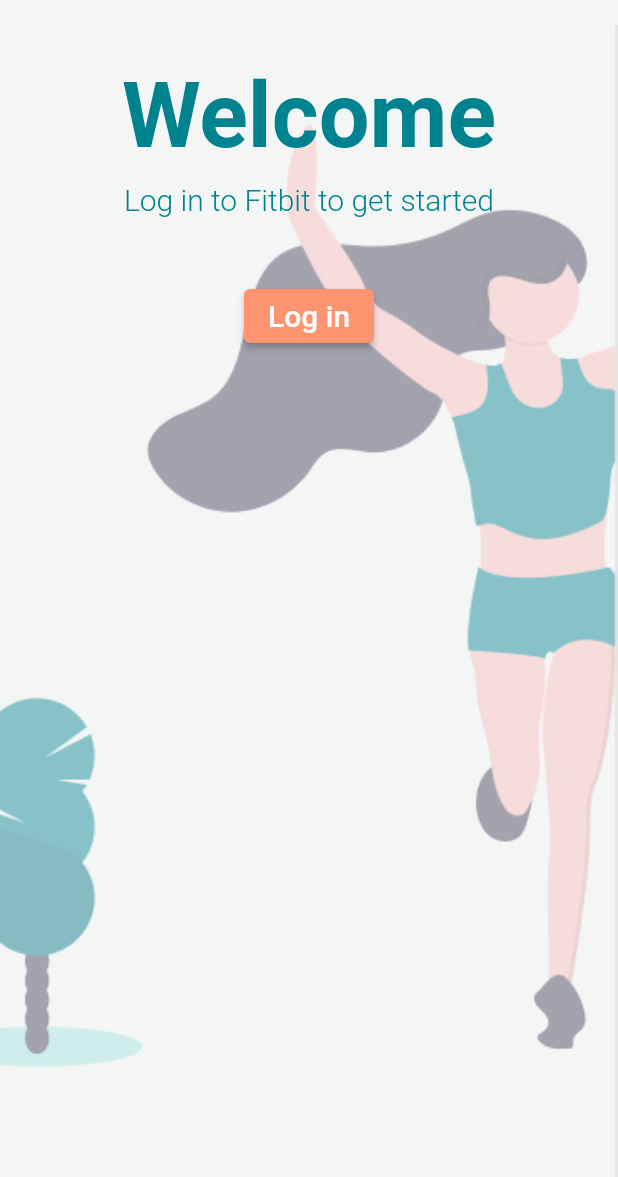
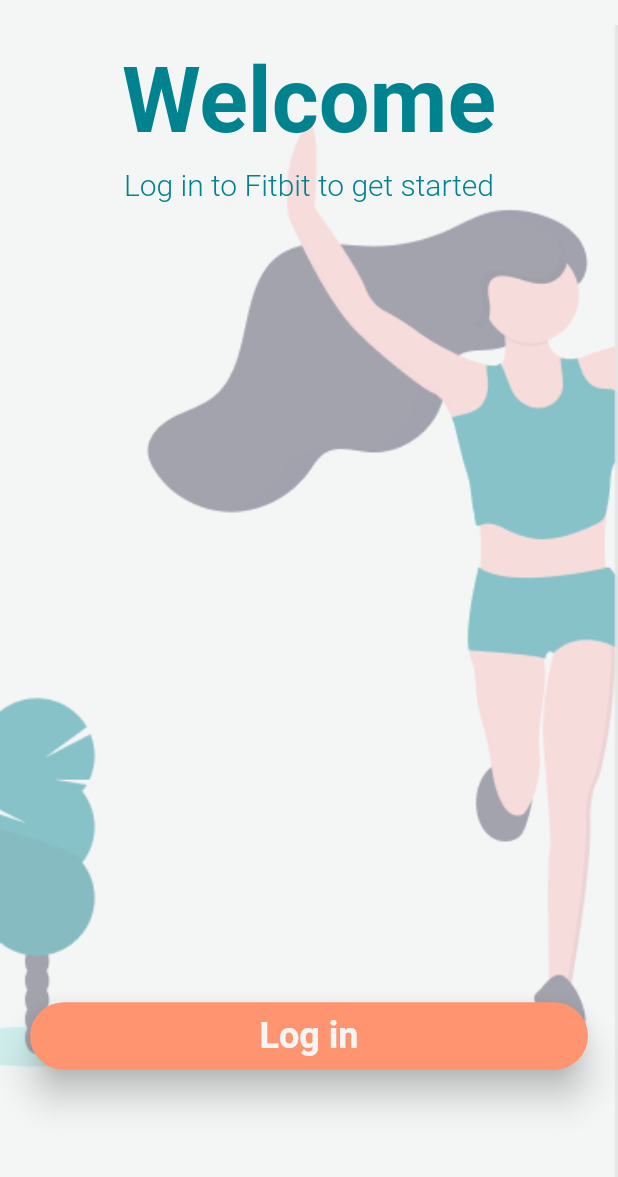
Before and after one commit to lemonfrance/fitness_mobile_app, a Flutter app: the ExercisePlan screen opened directly, in the side drawer, after a tap on "Home", on a phone screen of 412 x 824 dp, the part 59-1236 px from its top. Run offline on Flutter 3.47's test engine with Material 2 defaults, Android fonts, the phone set to English and light mode, and no system bars; our stand-ins replace cloud_firestore, firebase_auth, firebase_core, flutter_spinkit, flutter_svg, percent_indicator and 2 more; missing offline and left inert: flutter_web_auth; accounts and stored records are empty; Roboto replaces fonts that are missing (Sohne-Buch).

Commit message:
Styling home page. create exercisePlanTile.dart

```diff
--- /dev/null
+++ b/lib/components/exercisePlanTile.dart
@@ -0,0 +1,55 @@
+import 'package:flutter/material.dart';
+import 'package:flutter_svg/svg.dart';
+import 'package:wearable_intelligence/styles.dart';
+
+Widget exercisePlan(double width, int steps, int heartRate, int calories, int time) {
+  TextStyle textStyle = TextStyle(color: Colours.white, fontSize: 18, fontWeight: FontWeight.bold, height: 1);
+  return Container(
+    height: 220,
+    width: width,
+    padding: EdgeInsets.only(left: 20, right: 20),
+    decoration: BoxDecoration(
+      color: Colours.lightBlue,
+      borderRadius: BorderRadius.circular(20),
+    ),
+    child: Column(
+      mainAxisAlignment: MainAxisAlignment.spaceEvenly,
+      children: [
+        Row(children: [
+          SvgPicture.asset(
+            'assets/images/man.svg',
+          ),
+          VerticalDivider(width: 20, color: Colors.transparent),
+          Text(steps.toString() + " Steps", style: textStyle),
+        ]),
+        Row(
+          children: [
+            SvgPicture.asset(
+              'assets/images/heartBeat.svg',
+            ),
+            VerticalDivider(width: 20, color: Colors.transparent),
+            Text(heartRate.toString() + "% Max Heart Rate", style: textStyle),
+          ],
+        ),
+        Row(
+          children: [
+            SvgPicture.asset(
+              'assets/images/calories.svg',
+            ),
+            VerticalDivider(width: 20, color: Colors.transparent),
+            Text(calories.toString() + " Calories", style: textStyle),
+          ],
+        ),
+        Row(
+          children: [
+            SvgPicture.asset(
+              'assets/images/time.svg',
+            ),
+            VerticalDivider(width: 20, color: Colors.transparent),
+            Text(time.toString() + " Minutes", style: textStyle),
+          ],
+        ),
+      ],
+    ),
+  );
+}
--- a/lib/pages/homepage.dart
+++ b/lib/pages/homepage.dart
@@ -1,12 +1,14 @@
 import 'package:firebase_auth/firebase_auth.dart';
+import 'package:flutter/material.dart';
 import 'package:wearable_intelligence/Services/database.dart';
+import 'package:wearable_intelligence/Services/fitbit.dart';
 import 'package:wearable_intelligence/components/drawer_state.dart';
+import 'package:wearable_intelligence/components/exercisePlanTile.dart';
 import 'package:wearable_intelligence/components/progressCircle.dart';
-import 'package:wearable_intelligence/Services/fitbit.dart';
+import 'package:wearable_intelligence/utils/globals.dart' as global;
+
 import '../loading.dart';
 import '../styles.dart';
-import 'package:wearable_intelligence/utils/globals.dart' as global;
-import 'package:flutter/material.dart';
 
 Future getDailyStats() async {
   await FitBitService().getDailyGoals();
@@ -25,6 +27,80 @@ class MyHomePage extends StatefulWidget {
 class _MyHomePageState extends State<MyHomePage> {
   FirebaseAuth mAuth = FirebaseAuth.instance;
   bool loading = false;
+
+  Widget logInScreen() {
+    return Container(
+      width: double.infinity,
+      height: double.infinity,
+      decoration: BoxDecoration(
+        image: DecorationImage(
+          fit: BoxFit.cover,
+          image: AssetImage('assets/images/runner.png'),
+        ),
+      ),
+      child: Column(
+        crossAxisAlignment: CrossAxisAlignment.center,
+        mainAxisAlignment: MainAxisAlignment.spaceBetween,
+        children: [
+          Container(
+            child: Column(
+              children: [
+                Text('Welcome', style: TextStyle(fontSize: 60, color: Colours.darkBlue, fontWeight: FontWeight.w700)),
+                Text('Log in to Fitbit to get started', style: TextStyle(fontSize: 20, color: Colours.darkBlue, fontWeight: FontWeight.w300)),
+              ],
+            ),
+          ),
+          Padding(
+            padding: EdgeInsets.only(bottom: 70),
+            child: ElevatedButton(
+              onPressed: () async {
+                setState(() => loading = true);
+
+                await FitBitService().getCode();
+                await FitBitService().getAuthToken(global.accessToken!);
+
+                global.fitBitAccount = await FitBitService().getFitBitData(global.authToken, mAuth.currentUser!.uid);
+                global.name = await DatabaseService(uid: mAuth.currentUser!.uid).getFirstName();
+                await FitBitService().getDailyGoals();
+                await FitBitService().getHeartRates();
+
+                setState(() => {loading = false});
+              },
+              child: Text(
+                "Log in",
+                style: TextStyle(fontWeight: FontWeight.bold, color: Colours.white, fontSize: 24),
+              ),
+              style: ElevatedButton.styleFrom(
+                primary: Colours.highlight,
+                onPrimary: Colours.white,
+                minimumSize: Size(MediaQuery.of(context).size.width - 40, 45),
+                shape: StadiumBorder(),
+                elevation: 10,
+              ),
+            ),
+          ),
+        ],
+      ),
+    );
+  }
+
+  Widget homeScreen() {
+    return loading
+        ? Loading()
+        : Container(
+            width: double.infinity,
+            height: MediaQuery.of(context).size.height,
+            child: Column(
+              mainAxisAlignment: MainAxisAlignment.spaceEvenly,
+              crossAxisAlignment: CrossAxisAlignment.center,
+              children: [
+                exercisePlan(MediaQuery.of(context).size.width - 40, 1000, 75, 150, 30),
+                ProgressCircle(90.0, Colours.highlight),
+              ],
+            ),
+          );
+  }
+
   @override
   Widget build(BuildContext context) {
     return Scaffold(
@@ -46,73 +122,7 @@ class _MyHomePageState extends State<MyHomePage> {
         foregroundColor: Colours.darkBlue,
       ),
       drawer: AppDrawer('Home'),
-        body: Container(
-          width: double.infinity,
-          height: double.infinity,
-          decoration: BoxDecoration(
-            image: DecorationImage(
-              fit: BoxFit.cover,
-              image: AssetImage('assets/images/runner.png'),
-            ),
-          ),
-            child: Center(child:!(global.fitBitAccount == true)
-                ?  Column(
-                    crossAxisAlignment: CrossAxisAlignment.center,
-                    children: [
-                        Container(height: 10),
-                        Text('Welcome',
-                            style: TextStyle(
-                                fontSize: 60,
-                                color: Colours.darkBlue,
-                                fontWeight: FontWeight.w700)),
-                        Text('Log in to Fitbit to get started',
-                            style: TextStyle(
-                                fontSize: 20,
-                                color: Colours.darkBlue,
-                                fontWeight: FontWeight.w300)),
-                        Container(height: 40),
-                        ButtonTheme(
-                          minWidth: 200,
-                          height: 100,
-                            child:ElevatedButton(
-                          onPressed: () async {
-                            setState(() => loading = true);
-
-                            await FitBitService().getCode();
-                            await FitBitService()
-                                .getAuthToken(global.accessToken!);
-
-                            global.fitBitAccount = await FitBitService()
-                                .getFitBitData(
-                                    global.authToken, mAuth.currentUser!.uid);
-                            global.name = await DatabaseService(
-                                    uid: mAuth.currentUser!.uid)
-                                .getFirstName();
-                            await FitBitService().getDailyGoals();
-                            await FitBitService().getHeartRates();
-
-                            setState(() => {loading = false});
-                          },
-                          child: Text("Log in", style: TextStyle(fontSize: 20)),
-                          style: ElevatedButton.styleFrom(
-                            primary: Colours.highlight,
-                            onSurface: Colours.white,
-                          ),
-                        ))
-                      ])
-                : SingleChildScrollView(
-                    //   something for when they haven't signed into fitbit
-                    child: loading
-                        ? Loading()
-                        : Column(
-                            children: [
-                              Container(height: 20),
-                              ProgressCircle(90.0, Colours.highlight),
-                              Container(height: 20),
-                            ],
-                          )),
-                  )
-           )
+      body: !(global.fitBitAccount == true) ? logInScreen() : homeScreen(),
     );
   }
 }
--- a/lib/pages/weekPlan.dart
+++ b/lib/pages/weekPlan.dart
@@ -6,6 +6,7 @@ import 'package:table_calendar/table_calendar.dart';
 import 'package:wearable_intelligence/Services/auth.dart';
 import 'package:wearable_intelligence/Services/database.dart';
 import 'package:wearable_intelligence/components/drawer_state.dart';
+import 'package:wearable_intelligence/components/exercisePlanTile.dart';
 
 import '../styles.dart';
 
@@ -112,53 +113,6 @@ class _ExercisePlanState extends State<ExercisePlan> {
             date,
             style: TextStyle(fontWeight: FontWeight.bold, color: selected ? Colours.white : Colours.black),
           ),
-        ],
-      ),
-    );
-  }
-
-  Widget exercisePlan(double width, int steps, int heartRate, int calories, int time) {
-    TextStyle textStyle = TextStyle(color: Colours.white, fontSize: 18, fontWeight: FontWeight.bold, height: 1);
-    return Container(
-      height: 220,
-      width: width,
-      padding: EdgeInsets.only(left: 20),
-      decoration: BoxDecoration(
-        color: Colours.lightBlue,
-        borderRadius: BorderRadius.circular(20),
-      ),
-      child: Row(
-        children: [
-          Column(
-            mainAxisAlignment: MainAxisAlignment.spaceEvenly,
-            children: [
-              SvgPicture.asset(
-                'assets/images/man.svg',
-              ),
-              SvgPicture.asset(
-                'assets/images/heartBeat.svg',
-              ),
-              SvgPicture.asset(
-                'assets/images/calories.svg',
-              ),
-              SvgPicture.asset(
-                'assets/images/time.svg',
-              ),
-            ],
-          ),
-          Padding(
-            padding: EdgeInsets.only(left: 16),
-            child: Column(
-              mainAxisAlignment: MainAxisAlignment.spaceEvenly,
-              crossAxisAlignment: CrossAxisAlignment.start,
-              children: [
-                Text(steps.toString() + " Steps", style: textStyle),
-                Text(heartRate.toString() + "% Max Heart Rate", style: textStyle),
-                Text(calories.toString() + " Calories", style: textStyle),
-                Text(time.toString() + " Minutes", style: textStyle),
-              ],
-            ),
-          )
         ],
       ),
     );
```
Lines whose indentation alone changed are shown as unchanged.
